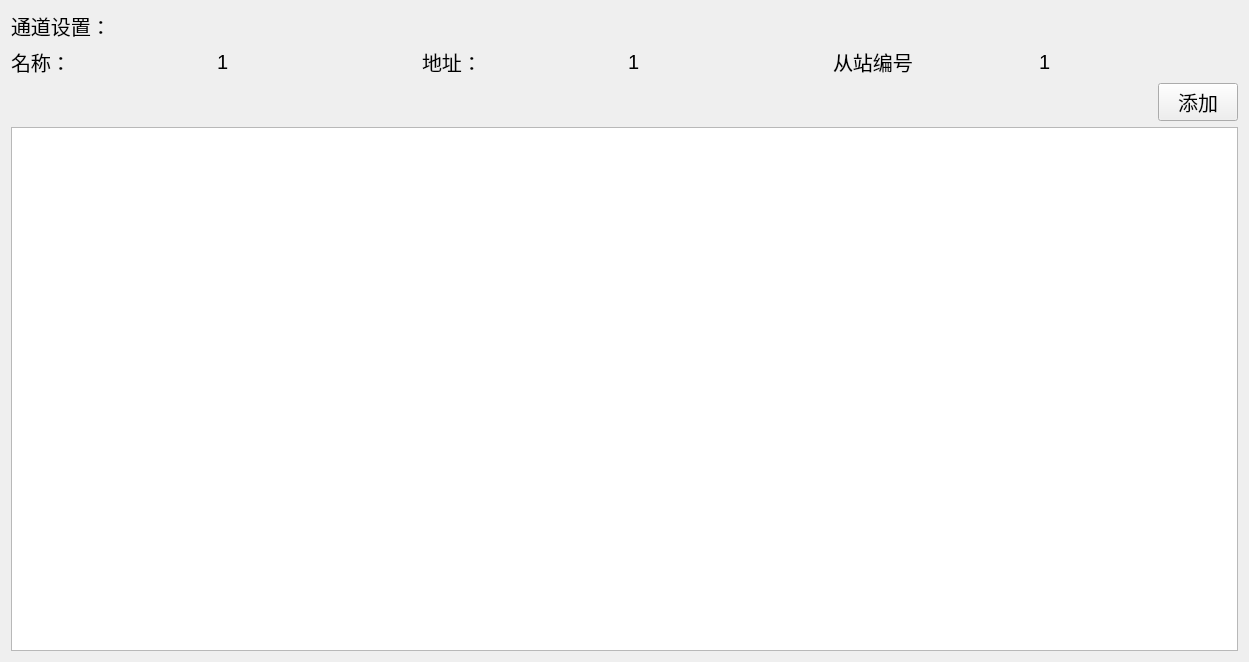
Qt form Channelsettings.ui (wojiaoguowei/modbus) before a commit.
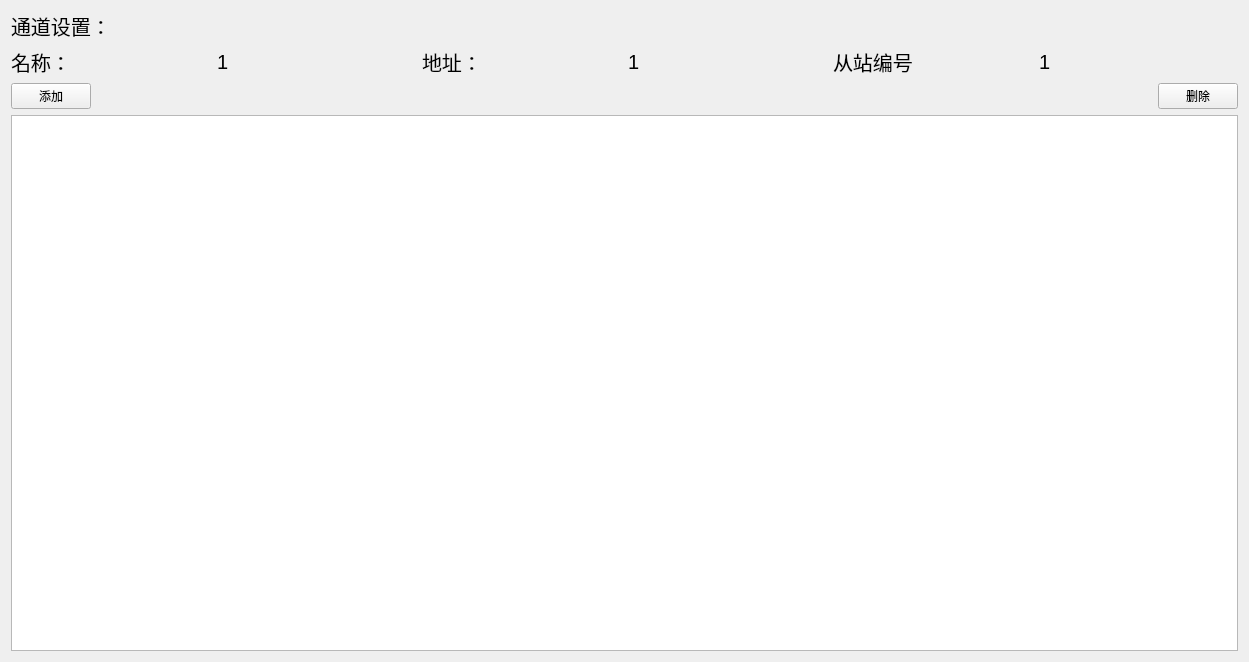
The same form after that commit.

```diff
--- a/Channelsettings.ui
+++ b/Channelsettings.ui
@@ -107,6 +107,19 @@
    </item>
    <item>
     <layout class="QHBoxLayout" name="horizontalLayout_2">
+     <item>
+      <widget class="QPushButton" name="pushButton">
+       <property name="font">
+        <font>
+         <family>Agency FB</family>
+         <pointsize>9</pointsize>
+        </font>
+       </property>
+       <property name="text">
+        <string>添加</string>
+       </property>
+      </widget>
+     </item>
      <item>
       <spacer name="horizontalSpacer">
        <property name="orientation">
@@ -121,14 +134,9 @@
       </spacer>
      </item>
      <item>
-      <widget class="QPushButton" name="pushButton">
-       <property name="font">
-        <font>
-         <pointsize>15</pointsize>
-        </font>
-       </property>
+      <widget class="QPushButton" name="pushButton_2">
        <property name="text">
-        <string>添加</string>
+        <string>删除</string>
        </property>
       </widget>
      </item>
```
